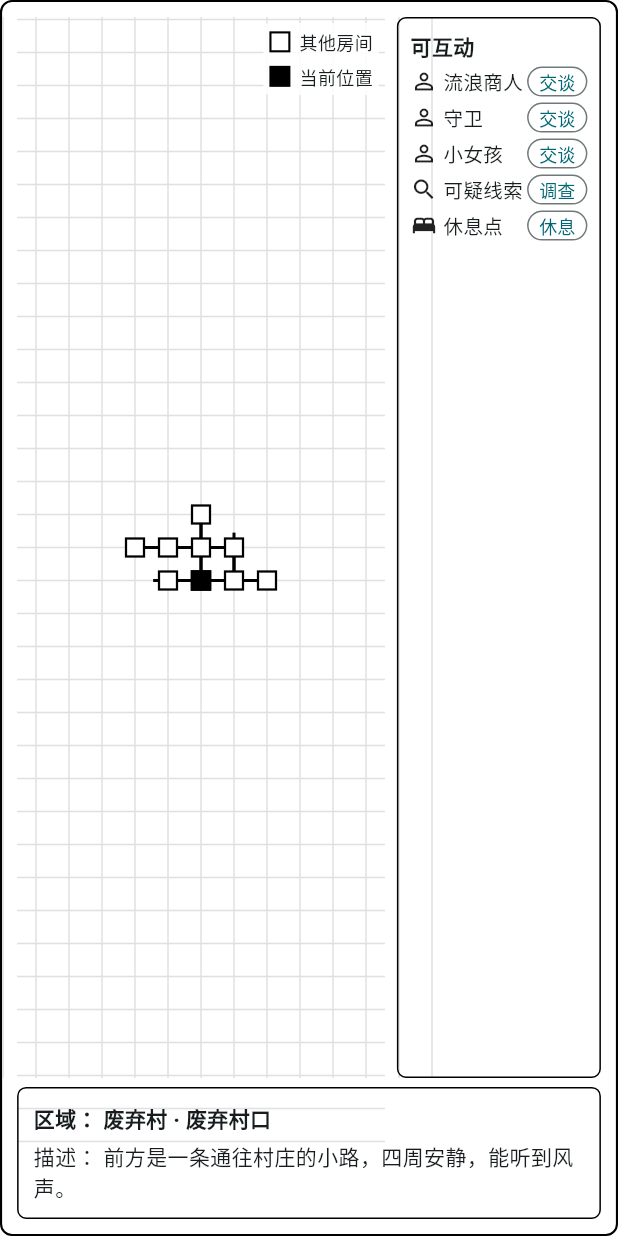
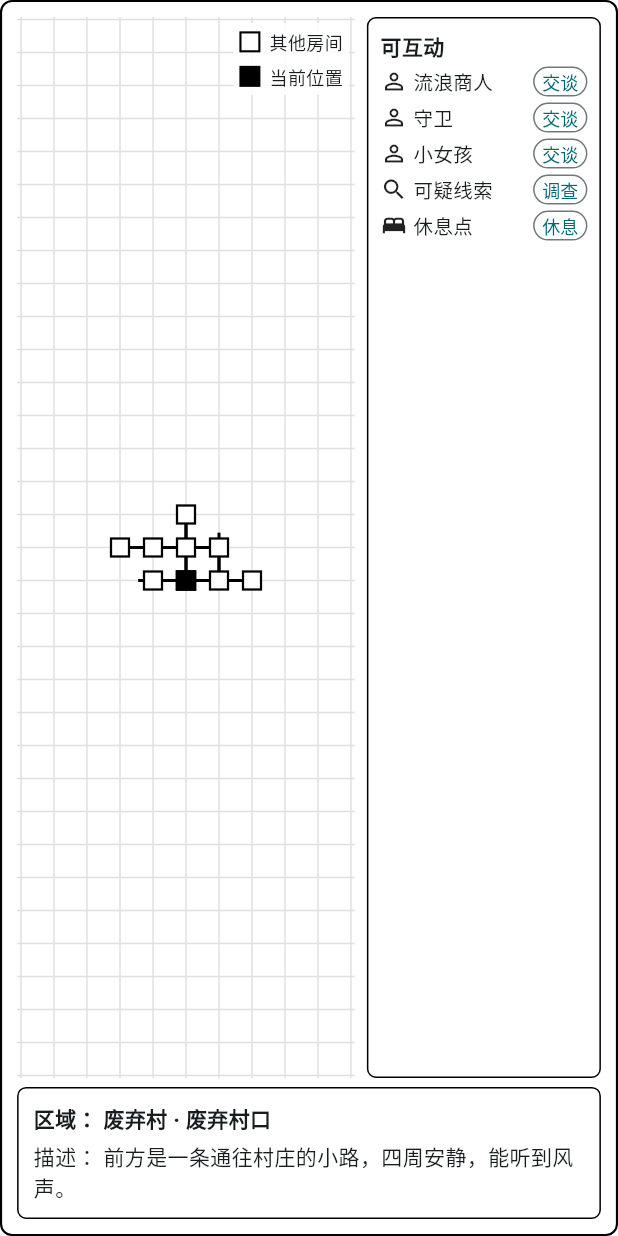
Before and after one commit to Toxicccxz/Legend-of-Heroes, a Flutter app: the MapPanel widget shown alone on an empty page, opened directly, on a phone screen of 412 x 824 dp. Run offline on Flutter 3.47's test engine with Material 3 defaults, Android fonts, the phone set to English and light mode, and no system bars; our stand-ins replace flutter_riverpod, hive, hive_flutter; accounts and stored records are empty.

Commit message:
map UI fix

```diff
--- a/lib/ui/widgets/map_canvas.dart
+++ b/lib/ui/widgets/map_canvas.dart
@@ -19,11 +19,14 @@ class _MapCanvas extends StatelessWidget {
 
   @override
   Widget build(BuildContext context) {
-    return Stack(
+    return ClipRect(
+      child: Stack(
         fit: StackFit.expand,
         children: [
           TweenAnimationBuilder<double>(
-          key: ValueKey('${previousRoom?.id ?? currentRoomId}->$currentRoomId'),
+            key: ValueKey(
+              '${previousRoom?.id ?? currentRoomId}->$currentRoomId',
+            ),
             tween: Tween(begin: 0, end: 1),
             duration: const Duration(milliseconds: 280),
             curve: Curves.easeOutCubic,
@@ -43,6 +46,7 @@ class _MapCanvas extends StatelessWidget {
           ),
           const Positioned(right: 4, top: 4, child: _MapLegend()),
         ],
+      ),
     );
   }
 }
@@ -128,6 +132,7 @@ class _RoomMapPainter extends CustomPainter {
       return;
     }
 
+    canvas.clipRect(Offset.zero & size);
     final mapWidth = math.max(80.0, size.width);
     final mapHeight = math.max(80.0, size.height);
     final gridStep = math.min(
--- a/lib/ui/widgets/map_interaction_list.dart
+++ b/lib/ui/widgets/map_interaction_list.dart
@@ -22,6 +22,7 @@ class _MapInteractionList extends StatelessWidget {
     return Container(
       padding: const EdgeInsets.all(8),
       decoration: BoxDecoration(
+        color: Colors.white,
         border: Border.all(),
         borderRadius: BorderRadius.circular(6),
       ),
@@ -107,8 +108,8 @@ class _InteractionRow extends StatelessWidget {
           ),
           OutlinedButton(
             style: OutlinedButton.styleFrom(
-              minimumSize: const Size(0, 28),
-              padding: const EdgeInsets.symmetric(horizontal: 8),
+              minimumSize: const Size(42, 28),
+              padding: const EdgeInsets.symmetric(horizontal: 6),
               tapTargetSize: MaterialTapTargetSize.shrinkWrap,
               visualDensity: VisualDensity.compact,
             ),
--- a/lib/ui/widgets/map_panel.dart
+++ b/lib/ui/widgets/map_panel.dart
@@ -58,8 +58,8 @@ class _MapPanelState extends ConsumerState<MapPanel> {
               builder: (context, constraints) {
                 final compact = constraints.maxWidth < 300;
                 final interactionWidth = math.min(
-                  compact ? 112.0 : 136.0,
-                  constraints.maxWidth * (compact ? 0.42 : 0.36),
+                  compact ? 130.0 : 156.0,
+                  constraints.maxWidth * (compact ? 0.46 : 0.42),
                 );
                 return Row(
                   children: [
```
Lines whose indentation alone changed are shown as unchanged.
